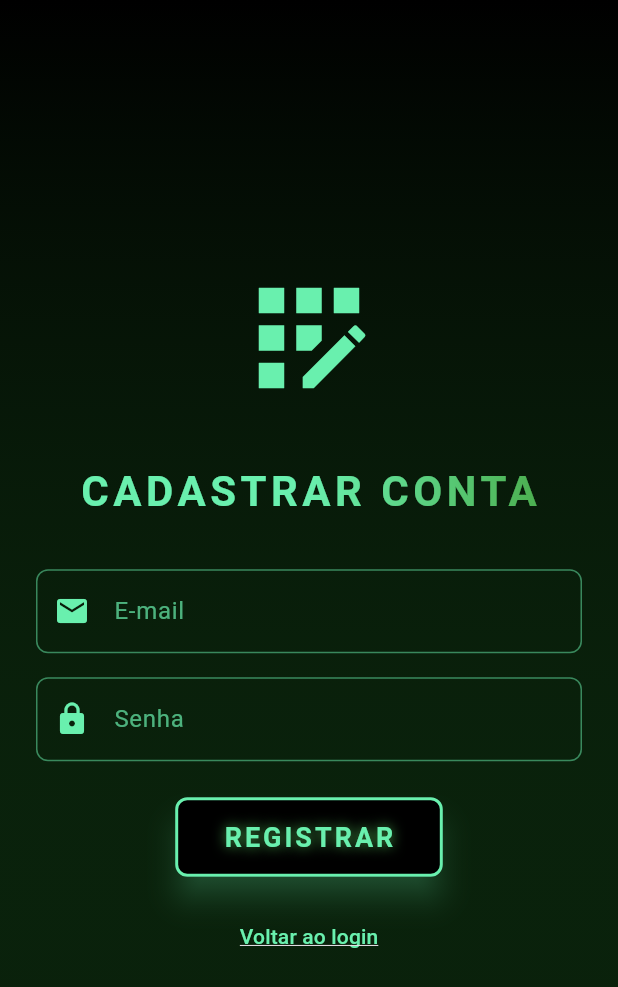
After one commit to FabioSonats/friend-bot, a Flutter app: the screen it shows after launch, after a tap on "Ainda não tem conta? Cadastre-se", on a phone screen of 412 x 824 dp. The commit adds this screen. Shown: the top 987 px of the screen. Run offline on Flutter 3.47's test engine with Material 3 defaults, Android fonts, the light colour scheme and no system bars; our stand-ins replace cloud_firestore, firebase_auth, firebase_core, flutter_dotenv, google_generative_ai; accounts and stored records are empty; Roboto replaces fonts that are missing (RobotoMono).

Commit message:
solução em views e o gemini config

```diff
--- a/lib/presentation/views/auth_screen.dart
+++ b/lib/presentation/views/auth_screen.dart
@@ -2,6 +2,7 @@ import 'package:flutter/material.dart';
 import 'package:firebase_auth/firebase_auth.dart';
 import 'package:gemini_chatbot_web/core/widgets/custom_button.dart';
 import 'package:gemini_chatbot_web/presentation/views/chat_screen.dart';
+import 'package:gemini_chatbot_web/presentation/views/register_screen.dart';
 
 class AuthScreen extends StatefulWidget {
   const AuthScreen({super.key});
@@ -95,16 +96,14 @@ class _AuthScreenState extends State<AuthScreen> {
                 mainAxisAlignment: MainAxisAlignment.center,
                 children: [
                   // Logo Matrix
-                  Icon(
+                  const Icon(
                     Icons.code,
                     size: 100,
                     color: Colors.greenAccent,
                   ),
-
-                  // Efeito de texto caindo (Matrix style)
                   const SizedBox(height: 32),
                   ShaderMask(
-                    shaderCallback: (bounds) => LinearGradient(
+                    shaderCallback: (bounds) => const LinearGradient(
                       colors: [Colors.greenAccent, Colors.green],
                       stops: [0.5, 1.0],
                     ).createShader(bounds),
@@ -129,7 +128,8 @@ class _AuthScreenState extends State<AuthScreen> {
                       labelText: 'E-mail',
                       labelStyle:
                           TextStyle(color: Colors.greenAccent.withOpacity(0.7)),
-                      prefixIcon: Icon(Icons.email, color: Colors.greenAccent),
+                      prefixIcon:
+                          const Icon(Icons.email, color: Colors.greenAccent),
                       enabledBorder: OutlineInputBorder(
                         borderSide: BorderSide(
                             color: Colors.greenAccent.withOpacity(0.5)),
@@ -225,6 +225,24 @@ class _AuthScreenState extends State<AuthScreen> {
 
                   // Efeito de texto Matrix no rodapé
                   const SizedBox(height: 40),
+                  TextButton(
+                    onPressed: () {
+                      Navigator.push(
+                        context,
+                        MaterialPageRoute(
+                            builder: (_) => const RegisterScreen()),
+                      );
+                    },
+                    child: const Text(
+                      'Ainda não tem conta? Cadastre-se',
+                      style: TextStyle(
+                        color: Colors.greenAccent,
+                        fontFamily: 'RobotoMono',
+                        decoration: TextDecoration.underline,
+                      ),
+                    ),
+                  ),
+
                   const Text(
                     '01010101010101010101010101010101',
                     style: TextStyle(
--- a/lib/presentation/views/chat_screen.dart
+++ b/lib/presentation/views/chat_screen.dart
@@ -1,9 +1,10 @@
 import 'package:flutter/material.dart';
+import 'package:gemini_chatbot_web/core/config/gemini_config.dart';
 import 'package:gemini_chatbot_web/presentation/widgets/chat_bubble.dart';
 import 'package:provider/provider.dart';
 import 'package:firebase_auth/firebase_auth.dart';
 import 'package:google_generative_ai/google_generative_ai.dart';
-import 'package:gemini_chatbot_web/core/config/gemini_config.dart';
+
 import 'package:cloud_firestore/cloud_firestore.dart';
 
 class ChatScreen extends StatefulWidget {
@@ -102,7 +103,7 @@ class _ChatScreenState extends State<ChatScreen> {
       backgroundColor: Colors.black,
       appBar: AppBar(
         title: const Text(
-          'MATRIX CHAT',
+          'StrikerBotCHAT',
           style: TextStyle(
             color: Colors.greenAccent,
             fontFamily: 'RobotoMono',
--- /dev/null
+++ b/lib/presentation/views/register_screen.dart
@@ -0,0 +1,195 @@
+import 'package:flutter/material.dart';
+import 'package:gemini_chatbot_web/core/widgets/custom_button.dart';
+import 'package:gemini_chatbot_web/presentation/views/chat_screen.dart';
+import 'package:firebase_auth/firebase_auth.dart';
+
+class RegisterScreen extends StatefulWidget {
+  const RegisterScreen({super.key});
+
+  @override
+  State<RegisterScreen> createState() => _RegisterScreenState();
+}
+
+class _RegisterScreenState extends State<RegisterScreen> {
+  final _formKey = GlobalKey<FormState>();
+  final _emailController = TextEditingController();
+  final _passwordController = TextEditingController();
+  bool _isLoading = false;
+  String? _errorMessage;
+
+  Future<void> _register() async {
+    if (!_formKey.currentState!.validate()) return;
+
+    setState(() {
+      _isLoading = true;
+      _errorMessage = null;
+    });
+
+    try {
+      await FirebaseAuth.instance.createUserWithEmailAndPassword(
+        email: _emailController.text.trim(),
+        password: _passwordController.text.trim(),
+      );
+
+      if (mounted) {
+        Navigator.of(context).pushReplacement(
+          MaterialPageRoute(builder: (_) => const ChatScreen()),
+        );
+      }
+    } on FirebaseAuthException catch (e) {
+      setState(() {
+        _errorMessage = _getErrorMessage(e.code);
+      });
+    } finally {
+      setState(() => _isLoading = false);
+    }
+  }
+
+  String _getErrorMessage(String code) {
+    switch (code) {
+      case 'email-already-in-use':
+        return 'Este e-mail já está em uso';
+      case 'invalid-email':
+        return 'E-mail inválido';
+      case 'weak-password':
+        return 'Senha fraca';
+      default:
+        return 'Erro ao cadastrar';
+    }
+  }
+
+  @override
+  void dispose() {
+    _emailController.dispose();
+    _passwordController.dispose();
+    super.dispose();
+  }
+
+  @override
+  Widget build(BuildContext context) {
+    return Scaffold(
+      backgroundColor: Colors.black,
+      body: Container(
+        decoration: BoxDecoration(
+          gradient: LinearGradient(
+            begin: Alignment.topCenter,
+            end: Alignment.bottomCenter,
+            colors: [
+              Colors.black,
+              Colors.green.shade900.withOpacity(0.3),
+            ],
+          ),
+        ),
+        child: Center(
+          child: SingleChildScrollView(
+            padding: const EdgeInsets.all(24),
+            child: Form(
+              key: _formKey,
+              child: Column(
+                mainAxisAlignment: MainAxisAlignment.center,
+                children: [
+                  const Icon(Icons.app_registration,
+                      size: 100, color: Colors.greenAccent),
+                  const SizedBox(height: 32),
+                  ShaderMask(
+                    shaderCallback: (bounds) => const LinearGradient(
+                      colors: [Colors.greenAccent, Colors.green],
+                      stops: [0.5, 1.0],
+                    ).createShader(bounds),
+                    child: const Text(
+                      'CADASTRAR CONTA',
+                      style: TextStyle(
+                        fontSize: 28,
+                        fontWeight: FontWeight.bold,
+                        fontFamily: 'RobotoMono',
+                        letterSpacing: 3,
+                        color: Colors.white,
+                      ),
+                    ),
+                  ),
+                  const SizedBox(height: 32),
+                  TextFormField(
+                    controller: _emailController,
+                    style: const TextStyle(color: Colors.greenAccent),
+                    decoration: _buildInputDecoration('E-mail', Icons.email),
+                    validator: (value) {
+                      if (value == null || value.isEmpty) {
+                        return 'Digite seu e-mail';
+                      }
+                      if (!value.contains('@')) {
+                        return 'E-mail inválido';
+                      }
+                      return null;
+                    },
+                  ),
+                  const SizedBox(height: 16),
+                  TextFormField(
+                    controller: _passwordController,
+                    obscureText: true,
+                    style: const TextStyle(color: Colors.greenAccent),
+                    decoration: _buildInputDecoration('Senha', Icons.lock),
+                    validator: (value) {
+                      if (value == null || value.length < 6) {
+                        return 'Mínimo 6 caracteres';
+                      }
+                      return null;
+                    },
+                  ),
+                  if (_errorMessage != null)
+                    Padding(
+                      padding: const EdgeInsets.only(top: 16),
+                      child: Text(
+                        _errorMessage!,
+                        style: const TextStyle(
+                          color: Colors.redAccent,
+                          fontFamily: 'RobotoMono',
+                        ),
+                      ),
+                    ),
+                  const SizedBox(height: 24),
+                  CustomMatrixButton(
+                    text: 'REGISTRAR',
+                    onPressed: _register,
+                    isLoading: _isLoading,
+                  ),
+                  const SizedBox(height: 16),
+                  TextButton(
+                    onPressed: () => Navigator.pop(context),
+                    child: const Text(
+                      'Voltar ao login',
+                      style: TextStyle(
+                          color: Colors.greenAccent,
+                          fontFamily: 'RobotoMono',
+                          decoration: TextDecoration.underline),
+                    ),
+                  ),
+                ],
+              ),
+            ),
+          ),
+        ),
+      ),
+    );
+  }
+
+  InputDecoration _buildInputDecoration(String label, IconData icon) {
+    return InputDecoration(
+      labelText: label,
+      labelStyle: TextStyle(color: Colors.greenAccent.withOpacity(0.7)),
+      prefixIcon: Icon(icon, color: Colors.greenAccent),
+      enabledBorder: OutlineInputBorder(
+        borderSide: BorderSide(color: Colors.greenAccent.withOpacity(0.5)),
+        borderRadius: BorderRadius.circular(8),
+      ),
+      focusedBorder: const OutlineInputBorder(
+        borderSide: BorderSide(color: Colors.greenAccent),
+      ),
+      errorBorder: const OutlineInputBorder(
+        borderSide: BorderSide(color: Colors.red),
+      ),
+      focusedErrorBorder: const OutlineInputBorder(
+        borderSide: BorderSide(color: Colors.red),
+      ),
+    );
+  }
+}
```
Also changed, not shown: lib/core/config/gemini_config.dart (+32 -28 lines), lib/core/constants/app_constants.dart (+9 -0 lines), 1 other file.
